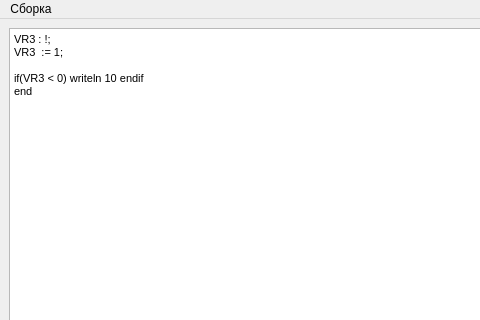
The window that Code/mainwindow.ui (Max1mu5/Compiler) describes before a commit, drawn with Qt 5; both pictures show x 0 to 480 and y 0 to 320 of the 800 by 600 pixel window.
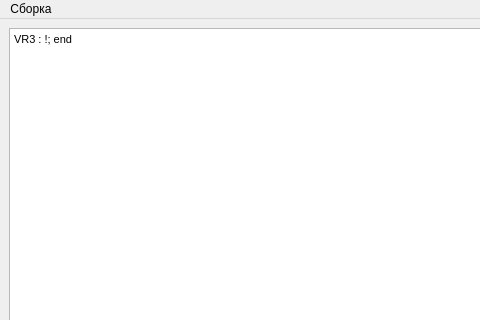
The same window after the commit.

The edit to the form file:
```diff
--- a/Code/mainwindow.ui
+++ b/Code/mainwindow.ui
@@ -67,12 +67,7 @@
 &lt;html&gt;&lt;head&gt;&lt;meta name=&quot;qrichtext&quot; content=&quot;1&quot; /&gt;&lt;style type=&quot;text/css&quot;&gt;
 p, li { white-space: pre-wrap; }
 &lt;/style&gt;&lt;/head&gt;&lt;body style=&quot; font-family:'MS Shell Dlg 2'; font-size:8.25pt; font-weight:400; font-style:normal;&quot;&gt;
-&lt;p style=&quot; margin-top:0px; margin-bottom:0px; margin-left:0px; margin-right:0px; -qt-block-indent:0; text-indent:0px;&quot;&gt;&lt;span style=&quot; font-size:8pt;&quot;&gt;VR3 : !;&lt;/span&gt;&lt;/p&gt;
-&lt;p style=&quot; margin-top:0px; margin-bottom:0px; margin-left:0px; margin-right:0px; -qt-block-indent:0; text-indent:0px;&quot;&gt;&lt;span style=&quot; font-size:8pt;&quot;&gt;VR3  := 1;&lt;/span&gt;&lt;/p&gt;
-&lt;p style=&quot;-qt-paragraph-type:empty; margin-top:0px; margin-bottom:0px; margin-left:0px; margin-right:0px; -qt-block-indent:0; text-indent:0px; font-size:8pt;&quot;&gt;&lt;br /&gt;&lt;/p&gt;
-&lt;p style=&quot; margin-top:0px; margin-bottom:0px; margin-left:0px; margin-right:0px; -qt-block-indent:0; text-indent:0px;&quot;&gt;&lt;span style=&quot; font-size:8pt;&quot;&gt;if(VR3 &amp;lt; 0) writeln 10 endif&lt;/span&gt;&lt;/p&gt;
-&lt;p style=&quot; margin-top:0px; margin-bottom:0px; margin-left:0px; margin-right:0px; -qt-block-indent:0; text-indent:0px;&quot;&gt;&lt;span style=&quot; font-size:8pt;&quot;&gt;end&lt;/span&gt;&lt;/p&gt;
-&lt;p style=&quot;-qt-paragraph-type:empty; margin-top:0px; margin-bottom:0px; margin-left:0px; margin-right:0px; -qt-block-indent:0; text-indent:0px; font-size:8pt;&quot;&gt;&lt;br /&gt;&lt;/p&gt;&lt;/body&gt;&lt;/html&gt;</string>
+&lt;p style=&quot; margin-top:0px; margin-bottom:0px; margin-left:0px; margin-right:0px; -qt-block-indent:0; text-indent:0px;&quot;&gt;&lt;span style=&quot; font-size:8pt;&quot;&gt;VR3 : !; end&lt;/span&gt;&lt;/p&gt;&lt;/body&gt;&lt;/html&gt;</string>
       </property>
      </widget>
     </item>
```
